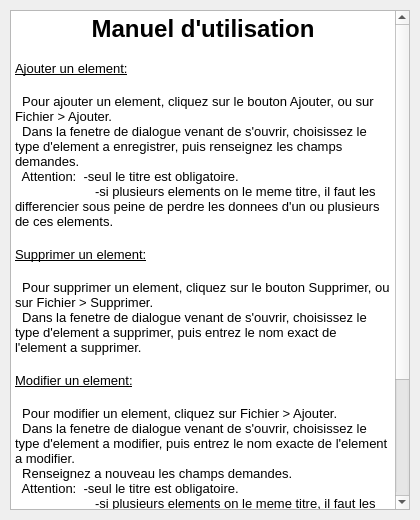
This is Gestionnaire/dialogmanuel.ui in ncoutenet/Projet_too_graphique as Qt 5 draws it before an edit. The edited form follows.
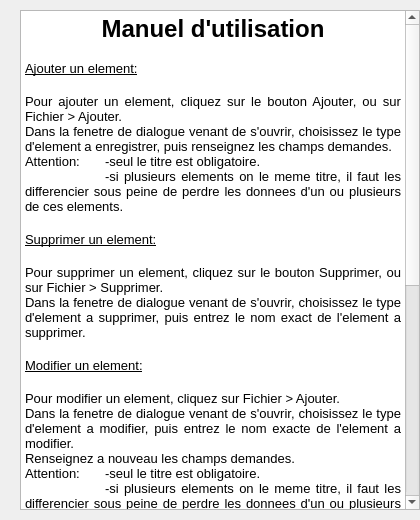
This is the edited form.

What changed in the file:
```diff
--- a/Gestionnaire/dialogmanuel.ui
+++ b/Gestionnaire/dialogmanuel.ui
@@ -16,7 +16,7 @@
   <widget class="QTextBrowser" name="tbManuel">
    <property name="geometry">
     <rect>
-     <x>10</x>
+     <x>20</x>
      <y>10</y>
      <width>400</width>
      <height>500</height>
@@ -29,13 +29,17 @@
 &lt;/style&gt;&lt;/head&gt;&lt;body style=&quot; font-family:'Sans'; font-size:10pt; font-weight:400; font-style:normal;&quot;&gt;
 &lt;p align=&quot;center&quot; style=&quot; margin-top:18px; margin-bottom:12px; margin-left:0px; margin-right:0px; -qt-block-indent:0; text-indent:0px;&quot;&gt;&lt;span style=&quot; font-size:xx-large; font-weight:600;&quot;&gt;Manuel d'utilisation&lt;/span&gt;&lt;/p&gt;
 &lt;p style=&quot; margin-top:18px; margin-bottom:12px; margin-left:0px; margin-right:0px; -qt-block-indent:0; text-indent:0px;&quot;&gt;&lt;span style=&quot; text-decoration: underline;&quot;&gt;Ajouter un element:&lt;/span&gt;&lt;/p&gt;
-&lt;p style=&quot; margin-top:18px; margin-bottom:12px; margin-left:0px; margin-right:0px; -qt-block-indent:0; text-indent:0px;&quot;&gt;  Pour ajouter un element, cliquez sur le bouton Ajouter, ou sur Fichier &amp;gt; Ajouter.&lt;br /&gt;  Dans la fenetre de dialogue venant de s'ouvrir, choisissez le type d'element a enregistrer, puis renseignez les champs demandes.&lt;br /&gt;  Attention:  -seul le titre est obligatoire.&lt;br /&gt;	-si plusieurs elements on le meme titre, il faut les differencier sous peine de perdre les donnees d'un ou plusieurs de ces elements.&lt;/p&gt;
+&lt;p align=&quot;justify&quot; style=&quot; margin-top:18px; margin-bottom:12px; margin-left:0px; margin-right:0px; -qt-block-indent:0; text-indent:0px;&quot;&gt;Pour ajouter un element, cliquez sur le bouton Ajouter, ou sur Fichier &amp;gt; Ajouter.&lt;br /&gt;Dans la fenetre de dialogue venant de s'ouvrir, choisissez le type d'element a enregistrer, puis renseignez les champs demandes.&lt;br /&gt;Attention:	-seul le titre est obligatoire.&lt;br /&gt;	-si plusieurs elements on le meme titre, il faut les differencier sous peine de perdre les donnees d'un ou plusieurs de ces elements.&lt;/p&gt;
 &lt;p style=&quot; margin-top:18px; margin-bottom:12px; margin-left:0px; margin-right:0px; -qt-block-indent:0; text-indent:0px;&quot;&gt;&lt;span style=&quot; text-decoration: underline;&quot;&gt;Supprimer un element:&lt;/span&gt;&lt;/p&gt;
-&lt;p style=&quot; margin-top:18px; margin-bottom:12px; margin-left:0px; margin-right:0px; -qt-block-indent:0; text-indent:0px;&quot;&gt;  Pour supprimer un element, cliquez sur le bouton Supprimer, ou sur Fichier &amp;gt; Supprimer.&lt;br /&gt;  Dans la fenetre de dialogue venant de s'ouvrir, choisissez le type d'element a supprimer, puis entrez le nom exact de l'element a supprimer.&lt;/p&gt;
+&lt;p align=&quot;justify&quot; style=&quot; margin-top:18px; margin-bottom:12px; margin-left:0px; margin-right:0px; -qt-block-indent:0; text-indent:0px;&quot;&gt;Pour supprimer un element, cliquez sur le bouton Supprimer, ou sur Fichier &amp;gt; Supprimer.&lt;br /&gt;Dans la fenetre de dialogue venant de s'ouvrir, choisissez le type d'element a supprimer, puis entrez le nom exact de l'element a supprimer.&lt;/p&gt;
 &lt;p style=&quot; margin-top:18px; margin-bottom:12px; margin-left:0px; margin-right:0px; -qt-block-indent:0; text-indent:0px;&quot;&gt;&lt;span style=&quot; text-decoration: underline;&quot;&gt;Modifier un element:&lt;/span&gt;&lt;/p&gt;
-&lt;p style=&quot; margin-top:18px; margin-bottom:12px; margin-left:0px; margin-right:0px; -qt-block-indent:0; text-indent:0px;&quot;&gt;  Pour modifier un element, cliquez sur Fichier &amp;gt; Ajouter.&lt;br /&gt;  Dans la fenetre de dialogue venant de s'ouvrir, choisissez le type d'element a modifier, puis entrez le nom exacte de l'element a modifier.&lt;br /&gt;  Renseignez a nouveau les champs demandes.&lt;br /&gt;  Attention:  -seul le titre est obligatoire.&lt;br /&gt;	-si plusieurs elements on le meme titre, il faut les differencier sous peine de perdre les donnees d'un ou plusieurs de ces elements.&lt;/p&gt;
+&lt;p align=&quot;justify&quot; style=&quot; margin-top:18px; margin-bottom:12px; margin-left:0px; margin-right:0px; -qt-block-indent:0; text-indent:0px;&quot;&gt;Pour modifier un element, cliquez sur Fichier &amp;gt; Ajouter.&lt;br /&gt;Dans la fenetre de dialogue venant de s'ouvrir, choisissez le type d'element a modifier, puis entrez le nom exacte de l'element a modifier.&lt;br /&gt;Renseignez a nouveau les champs demandes.&lt;br /&gt;Attention:	-seul le titre est obligatoire.&lt;br /&gt;	-si plusieurs elements on le meme titre, il faut les differencier sous peine de perdre les donnees d'un ou plusieurs de ces elements.&lt;/p&gt;
+&lt;p style=&quot; margin-top:18px; margin-bottom:12px; margin-left:0px; margin-right:0px; -qt-block-indent:0; text-indent:0px;&quot;&gt;&lt;span style=&quot; text-decoration: underline;&quot;&gt;Trier les elements par Titre:&lt;/span&gt;&lt;/p&gt;
+&lt;p align=&quot;justify&quot; style=&quot; margin-top:18px; margin-bottom:12px; margin-left:0px; margin-right:0px; -qt-block-indent:0; text-indent:0px;&quot;&gt;Pour trier la liste des elements par Titre, cliquez sur Fichier &amp;gt; Trier... &amp;gt; Par titre.&lt;br /&gt;De base, les elements affiches sont tries par categorie (Roman, Manga, etc...), ce tri permet de trier ces elements par titre en plus d'etre trie par categorie.&lt;/p&gt;
+&lt;p style=&quot; margin-top:18px; margin-bottom:12px; margin-left:0px; margin-right:0px; -qt-block-indent:0; text-indent:0px;&quot;&gt;&lt;span style=&quot; text-decoration: underline;&quot;&gt;Trier les elements par Auteur:&lt;/span&gt;&lt;/p&gt;
+&lt;p align=&quot;justify&quot; style=&quot; margin-top:18px; margin-bottom:12px; margin-left:0px; margin-right:0px; -qt-block-indent:0; text-indent:0px;&quot;&gt;Pour trier la liste des elements par Auteur, cliquez sur Fichier &amp;gt; Trier... &amp;gt; Par auteur.&lt;br /&gt;De base, les elements affiches sont tries par categorie (Roman, Manga, etc...), ce tri permet de trier ces elements par auteur en plus d'etre trie par categorie.&lt;/p&gt;
 &lt;p style=&quot; margin-top:18px; margin-bottom:12px; margin-left:0px; margin-right:0px; -qt-block-indent:0; text-indent:0px;&quot;&gt;&lt;span style=&quot; text-decoration: underline;&quot;&gt;Exporter les elements:&lt;/span&gt;&lt;/p&gt;
-&lt;p style=&quot; margin-top:18px; margin-bottom:12px; margin-left:0px; margin-right:0px; -qt-block-indent:0; text-indent:0px;&quot;&gt;  Pour exporter la liste des elements en HTML, cliquez sur le bouton Exporter, ou sur Fichier &amp;gt; Exporter.&lt;br /&gt;  Pour voir le fichier HTML cree, allez dans le dossier Page/ inclus dans le dossier du programme, et cliquez sur le fichier Liste_des_documents.html&lt;/p&gt;&lt;/body&gt;&lt;/html&gt;</string>
+&lt;p align=&quot;justify&quot; style=&quot; margin-top:18px; margin-bottom:12px; margin-left:0px; margin-right:0px; -qt-block-indent:0; text-indent:0px;&quot;&gt;Pour exporter la liste des elements en HTML, cliquez sur le bouton Exporter, ou sur Fichier &amp;gt; Exporter.&lt;br /&gt;Pour voir le fichier HTML cree, allez dans le dossier Page/ inclus dans le dossier du programme, et cliquez sur le fichier Liste_des_documents.html&lt;/p&gt;&lt;/body&gt;&lt;/html&gt;</string>
    </property>
   </widget>
  </widget>
```
